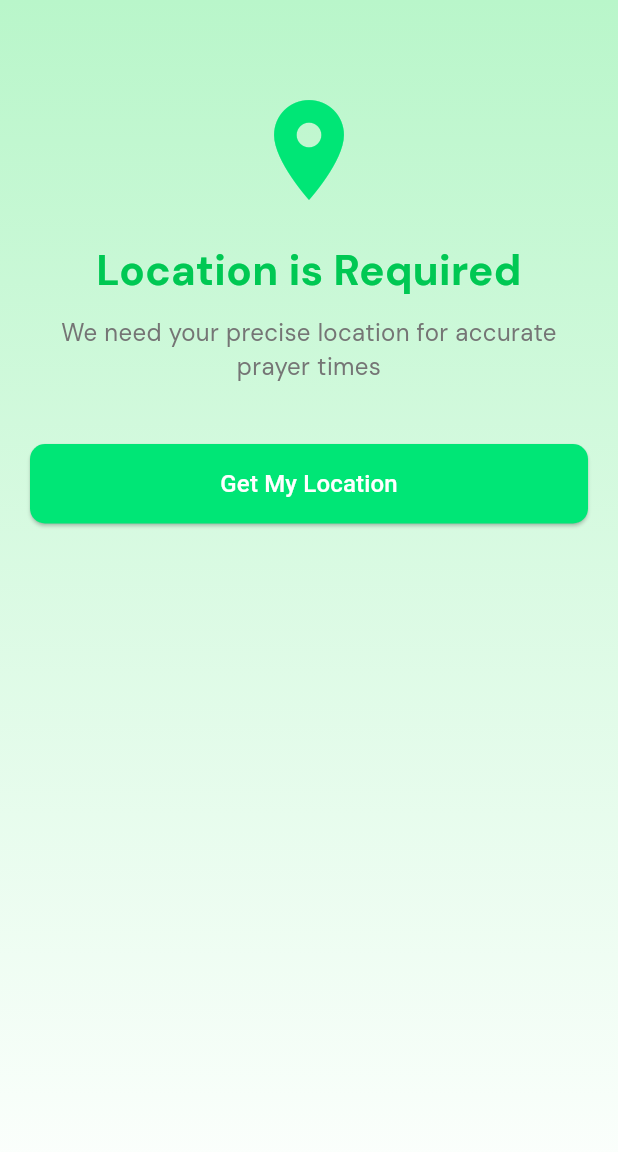
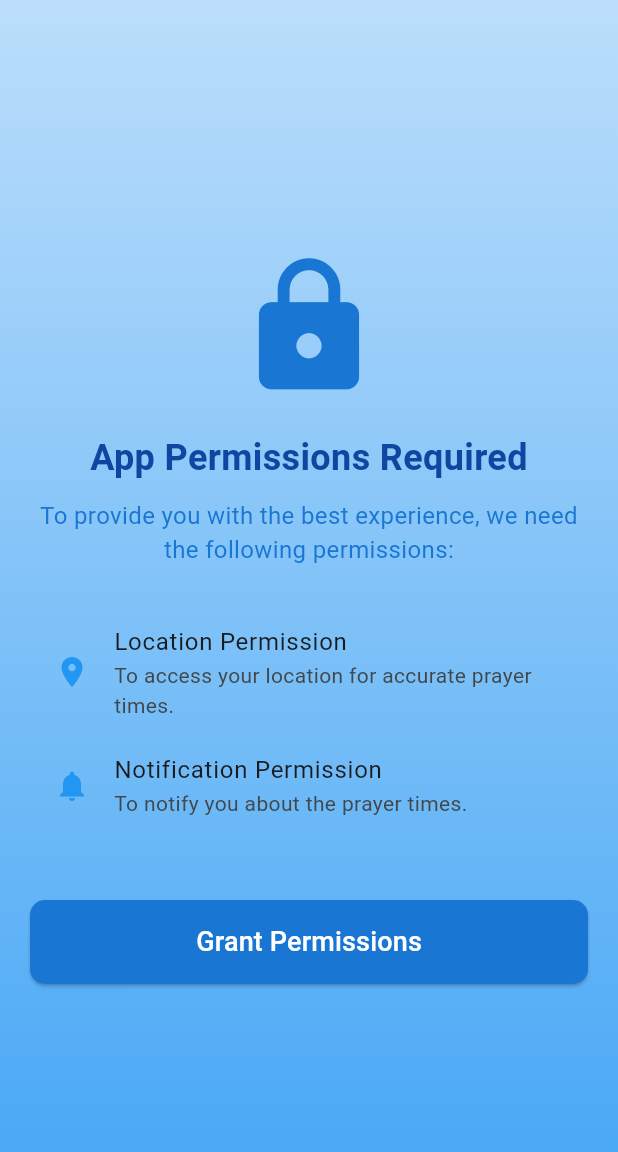
Before and after one commit to YounisMohamed/salat_app, a Flutter app: the screen it shows after launch, on a phone screen of 412 x 824 dp. Shown: the top 1152 px of the screen. Run offline on Flutter 3.47's test engine with Material 3 defaults, Android fonts, the phone set to English and light mode, and no system bars; our stand-ins replace flutter_local_notifications, geocoding, geolocator, google_fonts, permission_handler, shared_preferences and 1 more.

Commit message:
Added Permission Screen

```diff
--- a/lib/AppRouter.dart
+++ b/lib/AppRouter.dart
@@ -1,5 +1,6 @@
 import 'package:awqatalsalah/LocationPickerScreen.dart';
 import 'package:awqatalsalah/MainPage.dart';
+import 'package:awqatalsalah/PermissionPage.dart';
 import 'package:flutter/material.dart';
 import 'package:shared_preferences/shared_preferences.dart';
 
@@ -11,16 +12,18 @@ class AppRouter extends StatefulWidget {
 }
 
 class _AppRouterState extends State<AppRouter> {
+  late Future<void> _future;
+
   @override
   void initState() {
-    setLatLon();
+    _future = setLatLon().then((_) {
+      _checkFirstLaunch();
+    });
     super.initState();
   }
 
   String lat = "";
-
   String lon = "";
-
   bool latlonSet = false;
 
   Future<void> setLatLon() async {
@@ -32,11 +35,25 @@ class _AppRouterState extends State<AppRouter> {
     print("SET LAT LON ON MAIN ^");
   }
 
+  bool _isFirstLaunch = true;
+  Future<void> _checkFirstLaunch() async {
+    final prefs = await SharedPreferences.getInstance();
+    final isFirstLaunch = prefs.getBool('isFirstLaunch') ?? true;
+
+    if (isFirstLaunch) {
+      prefs.setBool('isFirstLaunch', false);
+    }
+
+    setState(() {
+      _isFirstLaunch = isFirstLaunch;
+    });
+  }
+
   @override
   Widget build(BuildContext context) {
     return Scaffold(
       body: FutureBuilder(
-          future: setLatLon(),
+          future: _future,
           builder: (context, snapshot) {
             if (snapshot.connectionState == ConnectionState.waiting) {
               return const Center(
@@ -45,7 +62,13 @@ class _AppRouterState extends State<AppRouter> {
                 ),
               );
             }
-            return latlonSet ? const MainPage() : const LocationPickerScreen();
+            if (_isFirstLaunch) {
+              return PermissionPage();
+            }
+            if (latlonSet) {
+              return MainPage();
+            }
+            return LocationPickerScreen();
           }),
     );
   }
--- /dev/null
+++ b/lib/PermissionPage.dart
@@ -0,0 +1,153 @@
+import 'package:awqatalsalah/LocationPickerScreen.dart';
+import 'package:flutter/material.dart';
+import 'package:permission_handler/permission_handler.dart';
+
+void main() => runApp(const MyApp());
+
+class MyApp extends StatelessWidget {
+  const MyApp({super.key});
+
+  @override
+  Widget build(BuildContext context) {
+    return const MaterialApp(
+      home: PermissionPage(),
+    );
+  }
+}
+
+class PermissionPage extends StatelessWidget {
+  const PermissionPage({super.key});
+
+  Future<void> _requestPermissions(BuildContext context) async {
+    final locationStatus = await Permission.locationWhenInUse.request();
+    final notificationStatus = await Permission.notification.request();
+    final alarmStatus = await Permission.scheduleExactAlarm.request();
+
+    if (locationStatus.isGranted &&
+        alarmStatus.isGranted &&
+        notificationStatus.isGranted) {
+      _showSnackBar(context, 'All permissions granted!', Colors.green);
+      Navigator.of(context).pushReplacement(
+        MaterialPageRoute(builder: (context) => const LocationPickerScreen()),
+      );
+    } else {
+      _showSnackBar(context, 'Some permissions are missing!', Colors.redAccent);
+      if (locationStatus.isPermanentlyDenied ||
+          alarmStatus.isPermanentlyDenied ||
+          notificationStatus.isPermanentlyDenied) {
+        _showSettingsDialog(context);
+      }
+    }
+  }
+
+  void _showSettingsDialog(BuildContext context) {
+    showDialog(
+      context: context,
+      builder: (ctx) => AlertDialog(
+        title: const Text('Permissions Required'),
+        content: const Text(
+            'Some permissions were permanently denied. Please enable them in the app settings to ensure the app functions properly.'),
+        actions: [
+          TextButton(
+            onPressed: () {
+              Navigator.pop(ctx);
+            },
+            child: const Text('Cancel'),
+          ),
+          TextButton(
+            onPressed: () {
+              openAppSettings();
+              Navigator.pop(ctx);
+            },
+            child: const Text('Open Settings'),
+          ),
+        ],
+      ),
+    );
+  }
+
+  void _showSnackBar(BuildContext context, String text, Color color) {
+    ScaffoldMessenger.of(context).showSnackBar(SnackBar(
+      content: Text(text, textAlign: TextAlign.center),
+      backgroundColor: color,
+      duration: const Duration(seconds: 2),
+    ));
+  }
+
+  @override
+  Widget build(BuildContext context) {
+    return Scaffold(
+      body: Container(
+        decoration: BoxDecoration(
+          gradient: LinearGradient(
+            colors: [Colors.blue.shade100, Colors.blue.shade400],
+            begin: Alignment.topCenter,
+            end: Alignment.bottomCenter,
+          ),
+        ),
+        child: SafeArea(
+          child: Padding(
+            padding: const EdgeInsets.all(20.0),
+            child: Column(
+              mainAxisAlignment: MainAxisAlignment.center,
+              crossAxisAlignment: CrossAxisAlignment.stretch,
+              children: [
+                Icon(
+                  Icons.lock,
+                  size: 100,
+                  color: Colors.blue.shade700,
+                ),
+                const SizedBox(height: 20),
+                Text(
+                  'App Permissions Required',
+                  style: TextStyle(
+                    fontSize: 24,
+                    fontWeight: FontWeight.bold,
+                    color: Colors.blue.shade900,
+                  ),
+                  textAlign: TextAlign.center,
+                ),
+                const SizedBox(height: 10),
+                Text(
+                  'To provide you with the best experience, we need the following permissions:',
+                  style: TextStyle(
+                    fontSize: 16,
+                    color: Colors.blue.shade700,
+                  ),
+                  textAlign: TextAlign.center,
+                ),
+                const SizedBox(height: 30),
+                ListTile(
+                  leading: const Icon(Icons.location_on, color: Colors.blue),
+                  title: const Text('Location Permission'),
+                  subtitle: const Text(
+                      'To access your location for accurate prayer times.'),
+                ),
+                ListTile(
+                  leading: const Icon(Icons.notifications, color: Colors.blue),
+                  title: const Text('Notification Permission'),
+                  subtitle: const Text('To notify you about the prayer times.'),
+                ),
+                const SizedBox(height: 40),
+                ElevatedButton(
+                  onPressed: () => _requestPermissions(context),
+                  style: ElevatedButton.styleFrom(
+                    padding: const EdgeInsets.symmetric(vertical: 15),
+                    backgroundColor: Colors.blue.shade700,
+                    shape: RoundedRectangleBorder(
+                      borderRadius: BorderRadius.circular(10),
+                    ),
+                  ),
+                  child: const Text(
+                    'Grant Permissions',
+                    style: TextStyle(fontSize: 18, color: Colors.white),
+                  ),
+                ),
+              ],
+            ),
+          ),
+        ),
+      ),
+    );
+  }
+}
--- a/lib/Services/provider.dart
+++ b/lib/Services/provider.dart
@@ -40,11 +40,11 @@ class ReciterProvider with ChangeNotifier {
 
 class MethodProvider with ChangeNotifier {
   late SharedPreferences _prefs;
-  int _selectedMethod = 4;
+  int _selectedMethod = 5;
 
   final Map<int, String> methods = {
+    5: "Egyptian General Authority of Survey",
     4: "Umm Al-Qura, Makkah",
-    5: "Egyptian General Authority of Survey",
     3: "Muslim World League",
     2: "Islamic Society of North America",
     12: "Union Organization islamic de France",
@@ -76,7 +76,7 @@ class MethodProvider with ChangeNotifier {
 
   Future<void> _loadMethodsFromPrefs() async {
     _prefs = await SharedPreferences.getInstance();
-    _selectedMethod = _prefs.getInt("method") ?? 4;
+    _selectedMethod = _prefs.getInt("method") ?? 5;
     notifyListeners();
   }
 
@@ -102,6 +102,7 @@ class LanguageProvider with ChangeNotifier {
     "Maghrib": "المغرب",
     "Isha": "العشاء",
     "nextPrayer": "الصلاة القادمة",
+    "prayerTimesRefreshed": "تم تحديث مواقيت الصلوات",
     "timeUntil": "الوقت المتبقي",
     "Nasser El Qattamy": "ناصر القطامي",
     "Islam Sobhi": "إسلام صبحي",
@@ -153,6 +154,7 @@ class LanguageProvider with ChangeNotifier {
     "Maghrib": "Maghrib",
     "Isha": "Isha",
     "nextPrayer": "Next Prayer",
+    "prayerTimesRefreshed": "Prayer Times Refreshed!",
     "timeUntil": "Time Remaining",
     "Nasser El Qattamy": "Nasser El Qattamy",
     "Islam Sobhi": "Islam Sobhi",
@@ -209,6 +211,7 @@ class LanguageProvider with ChangeNotifier {
     "Maghrib": "Maghrib",
     "Isha": "Isha",
     "nextPrayer": "Próxima Oración",
+    "prayerTimesRefreshed": "Los Horarios de Oración se han renovado",
     "timeUntil": "Tiempo Restante",
     "Nasser El Qattamy": "Nasser El Qattamy",
     "Islam Sobhi": "Islam Sobhi",
@@ -227,13 +230,11 @@ class LanguageProvider with ChangeNotifier {
     "selectAMethodOfCalculatingPrayerTimes":
         "Selecciona un Método de Cálculo de Horarios de Oración",
     "Umm Al-Qura, Makkah": "Umm Al-Qura, La Meca",
-    "Egyptian General Authority of Survey":
-        "Autoridad General de Encuestas de Egipto",
+    "Egyptian General Authority of Survey": "Autoridad General de Egipto",
     "Muslim World League": "Liga Mundial Musulmana",
     "Islamic Society of North America":
         "Sociedad Islámica de América del Norte",
-    "Union Organization islamic de France":
-        "Organización de la Unión Islámica de Francia",
+    "Union Organization islamic de France": "Organización Islámica de Francia",
     "Comunidade Islamica de Lisboa": "Comunidad Islámica de Lisboa",
     "selectAppLanguage": "Selecciona el Idioma",
     "English": "Inglés",
--- a/lib/main.dart
+++ b/lib/main.dart
@@ -30,7 +30,7 @@ class MyApp extends StatelessWidget {
       title: 'Prayer Times',
       locale: Locale(languageProvider.selectedLanguage == 2 ? "ar" : "en"),
       theme: ThemeData(
-        colorScheme: ColorScheme.fromSeed(seedColor: Colors.greenAccent),
+        colorScheme: ColorScheme.fromSeed(seedColor: Colors.lightBlueAccent),
         useMaterial3: true,
       ),
       home: Directionality(
--- a/lib/settingsPage.dart
+++ b/lib/settingsPage.dart
@@ -70,6 +70,7 @@ class _SettingsPageState extends State<SettingsPage> {
                     fontWeight: FontWeight.bold,
                     color: Colors.black54,
                   ),
+                  textAlign: TextAlign.center,
                 ),
                 SizedBox(
                   height: 16,
@@ -129,6 +130,7 @@ class _SettingsPageState extends State<SettingsPage> {
                     fontWeight: FontWeight.bold,
                     color: Colors.black54,
                   ),
+                  textAlign: TextAlign.center,
                 ),
                 SizedBox(
                   height: 16,
@@ -187,6 +189,7 @@ class _SettingsPageState extends State<SettingsPage> {
                     fontWeight: FontWeight.bold,
                     color: Colors.black54,
                   ),
+                  textAlign: TextAlign.center,
                 ),
                 SizedBox(
                   height: 16,
```
Also changed, not shown: lib/LocationPickerScreen.dart (+26 -12 lines), lib/MainPage.dart (+9 -17 lines), lib/Services/notification_service.dart (+6 -7 lines).
